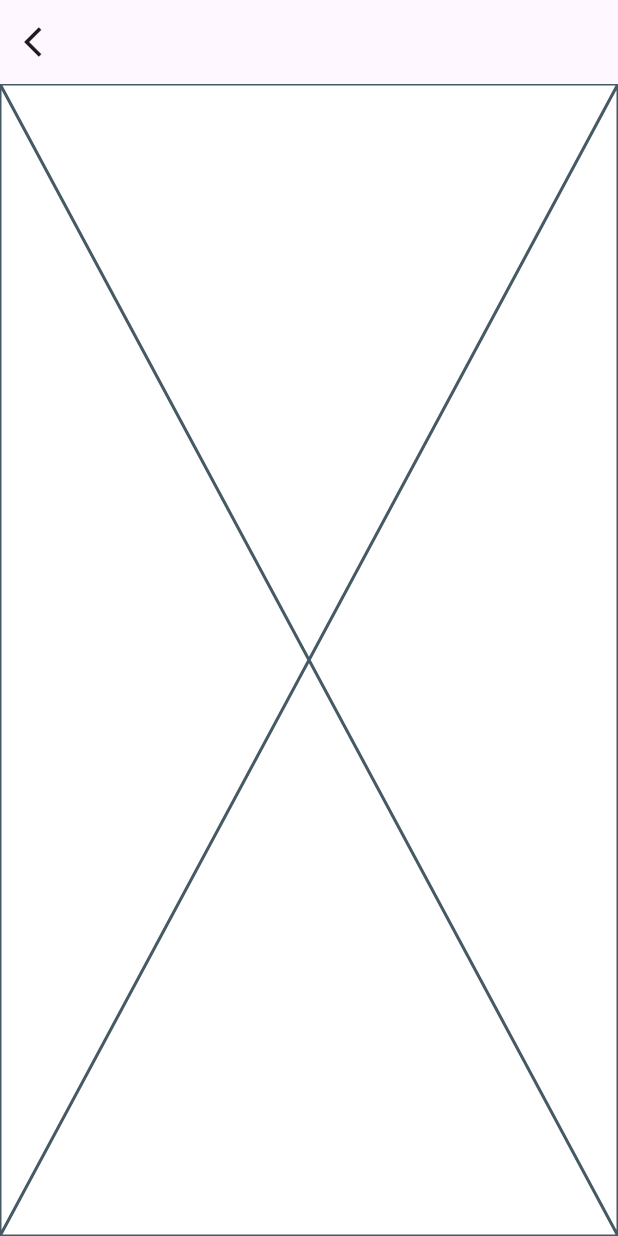
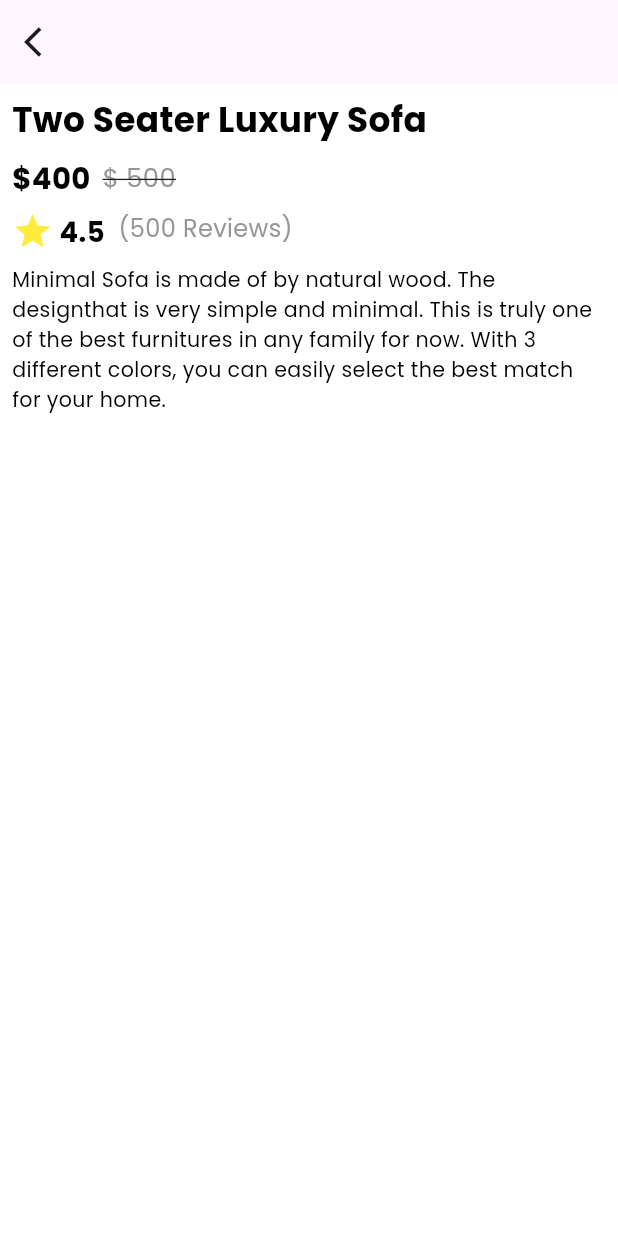
Before and after one commit to graduationproject273/graduatinproject, a Flutter app: the ProductDetailesView screen opened by its route, on a phone screen of 412 x 824 dp. Run offline on Flutter 3.47's test engine with Material 3 defaults, Android fonts, the phone set to English and light mode, and no system bars; our stand-ins replace device_preview, dots_indicator, flutter_screenutil, flutter_slider_drawer, video_player.

Commit message:
text in detailes product

```diff
--- /dev/null
+++ b/lib/featrues/products/presentation/view/widgets/number_reviews.dart
@@ -0,0 +1,32 @@
+// ignore: camel_case_types
+import 'package:flutter/material.dart';
+import 'package:flutter_screenutil/flutter_screenutil.dart';
+import 'package:gradution/core/styles/colors.dart';
+
+class NumberReviews extends StatelessWidget {
+  const NumberReviews({
+    super.key,
+  });
+
+  @override
+  Widget build(BuildContext context) {
+    return Row(
+      crossAxisAlignment: CrossAxisAlignment.start,
+      children: [
+        Icon(Icons.star, color: Colors.yellow, size: 24.sp),
+        Text(
+          ' 4.5',
+          style: TextStyle(
+            fontSize: 16.sp,
+            color: Colors.black,
+            fontWeight: FontWeight.bold,
+          ),
+        ),
+        Text(
+          '  (500 Reviews)',
+          style: TextStyle(fontSize: 14.sp, color: colortotalincart),
+        ),
+      ],
+    );
+  }
+}
--- /dev/null
+++ b/lib/featrues/products/presentation/view/widgets/prices_in_details_product.dart
@@ -0,0 +1,35 @@
+import 'package:flutter/material.dart';
+import 'package:flutter_screenutil/flutter_screenutil.dart';
+import 'package:gradution/core/styles/colors.dart';
+
+class PricesInDetailsProduct extends StatelessWidget {
+  const PricesInDetailsProduct(
+      {super.key, required this.oldPrice, required this.currentPrice});
+  final String oldPrice, currentPrice;
+  @override
+  Widget build(BuildContext context) {
+    return Row(
+      children: [
+        // السعر الحالي
+        Text(
+          '\$$currentPrice',
+          style: TextStyle(
+            fontSize: 17.sp,
+            fontWeight: FontWeight.bold,
+            color: Colors.black,
+          ),
+        ),
+        const SizedBox(width: 8),
+        // السعر القديم
+        Text(
+          '\$ $oldPrice',
+          style: TextStyle(
+            fontSize: 15.sp,
+            color: colortotalincart,
+            decoration: TextDecoration.lineThrough,
+          ),
+        ),
+      ],
+    );
+  }
+}
--- a/lib/featrues/products/presentation/view/widgets/products_details_view_body.dart
+++ b/lib/featrues/products/presentation/view/widgets/products_details_view_body.dart
@@ -1,10 +1,38 @@
 import 'package:flutter/material.dart';
+import 'package:flutter_screenutil/flutter_screenutil.dart';
+import 'package:gradution/core/styles/textstyles.dart';
+import 'package:gradution/featrues/products/presentation/view/widgets/number_reviews.dart';
+import 'package:gradution/featrues/products/presentation/view/widgets/prices_in_details_product.dart';
 
 class ProductsDetailsViewBody extends StatelessWidget {
   const ProductsDetailsViewBody({super.key});
 
   @override
   Widget build(BuildContext context) {
-    return const Placeholder();
+    return Padding(
+      padding: const EdgeInsets.all(8.0),
+      child: Column(
+        crossAxisAlignment: CrossAxisAlignment.start,
+        children: [
+          Text(
+            'Two Seater Luxury Sofa ',
+            style: Textstyles.text1Inonboarding
+                .copyWith(color: Colors.black, fontSize: 20.sp),
+          ),
+          const SizedBox(height: 8),
+          const PricesInDetailsProduct(oldPrice: '500', currentPrice: '400'),
+          const SizedBox(height: 8),
+          const NumberReviews(),
+           const SizedBox(height: 8),
+           Text('Minimal Sofa is made of by natural wood. The design'
+           'that is very simple and minimal. This is truly one of '
+           'the best furnitures in any family for now. With 3 '
+           'different colors, you can easily select the best match '
+           'for your home. ',
+            style: Textstyles.textitemcat.copyWith(fontWeight: FontWeight.w200)
+                ,)
+        ],
+      ),
+    );
   }
 }
```
